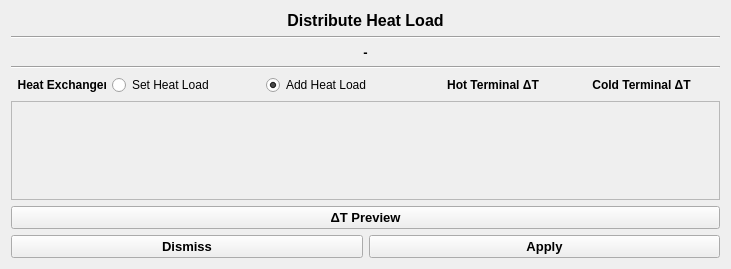
First picture: the form in interface/distribuir_calor.ui, repository CarlosTadeuVassoler/MPinch, before the edit.
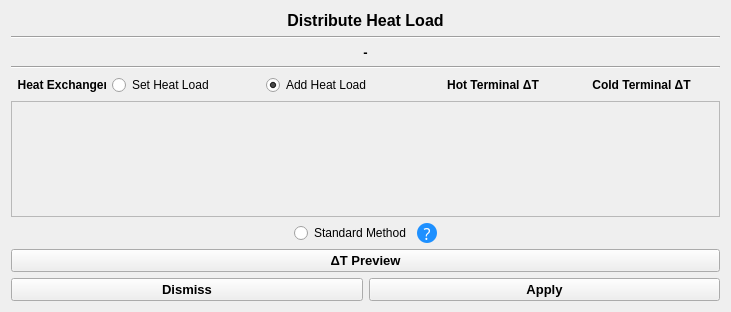
Second picture: the form after the edit.

```diff
--- a/interface/distribuir_calor.ui
+++ b/interface/distribuir_calor.ui
@@ -7,7 +7,7 @@
     <x>0</x>
     <y>0</y>
     <width>731</width>
-    <height>269</height>
+    <height>312</height>
    </rect>
   </property>
   <property name="windowTitle">
@@ -202,7 +202,7 @@
             <x>0</x>
             <y>0</y>
             <width>707</width>
-            <height>91</height>
+            <height>106</height>
            </rect>
           </property>
           <layout class="QVBoxLayout" name="verticalLayout_5">
@@ -213,6 +213,119 @@
          </widget>
         </widget>
        </item>
+       <item>
+        <layout class="QHBoxLayout" name="horizontalLayout_5">
+         <item>
+          <spacer name="horizontalSpacer">
+           <property name="orientation">
+            <enum>Qt::Horizontal</enum>
+           </property>
+           <property name="sizeHint" stdset="0">
+            <size>
+             <width>40</width>
+             <height>20</height>
+            </size>
+           </property>
+          </spacer>
+         </item>
+         <item>
+          <widget class="QRadioButton" name="radioButton">
+           <property name="sizePolicy">
+            <sizepolicy hsizetype="Maximum" vsizetype="Fixed">
+             <horstretch>0</horstretch>
+             <verstretch>0</verstretch>
+            </sizepolicy>
+           </property>
+           <property name="text">
+            <string>Standard Method</string>
+           </property>
+          </widget>
+         </item>
+         <item>
+          <widget class="QToolButton" name="toolButton">
+           <property name="enabled">
+            <bool>true</bool>
+           </property>
+           <property name="sizePolicy">
+            <sizepolicy hsizetype="Minimum" vsizetype="Fixed">
+             <horstretch>0</horstretch>
+             <verstretch>0</verstretch>
+            </sizepolicy>
+           </property>
+           <property name="minimumSize">
+            <size>
+             <width>20</width>
+             <height>20</height>
+            </size>
+           </property>
+           <property name="maximumSize">
+            <size>
+             <width>20</width>
+             <height>20</height>
+            </size>
+           </property>
+           <property name="font">
+            <font>
+             <family>MS Reference Sans Serif</family>
+             <pointsize>12</pointsize>
+            </font>
+           </property>
+           <property name="mouseTracking">
+            <bool>true</bool>
+           </property>
+           <property name="toolTip">
+            <string>&quot;By not typing any heat load, the standard will be set.
+
+Standard: After removing a Heat Exchanger from the loop, its heat load will be distributed among the remaining as follows:
+
+Added, if its streams are not supplied;
+Removed, if its streams are over supplied.&quot;</string>
+           </property>
+           <property name="styleSheet">
+            <string notr="true">QToolButton{
+	background: 		#1E90FF;
+	border: 2px solid 	#000000;
+	border-radius: 10px;
+	color: 	#FFFFFF;
+	text-align: center;
+}
+
+QToolButton:focus{
+	border: 2px solid #FBAD25;
+}</string>
+           </property>
+           <property name="text">
+            <string>?</string>
+           </property>
+           <property name="checkable">
+            <bool>false</bool>
+           </property>
+           <property name="autoRepeat">
+            <bool>false</bool>
+           </property>
+           <property name="popupMode">
+            <enum>QToolButton::DelayedPopup</enum>
+           </property>
+           <property name="autoRaise">
+            <bool>false</bool>
+           </property>
+          </widget>
+         </item>
+         <item>
+          <spacer name="horizontalSpacer_2">
+           <property name="orientation">
+            <enum>Qt::Horizontal</enum>
+           </property>
+           <property name="sizeHint" stdset="0">
+            <size>
+             <width>40</width>
+             <height>20</height>
+            </size>
+           </property>
+          </spacer>
+         </item>
+        </layout>
+       </item>
        <item>
         <widget class="QPushButton" name="prever">
          <property name="font">
```
